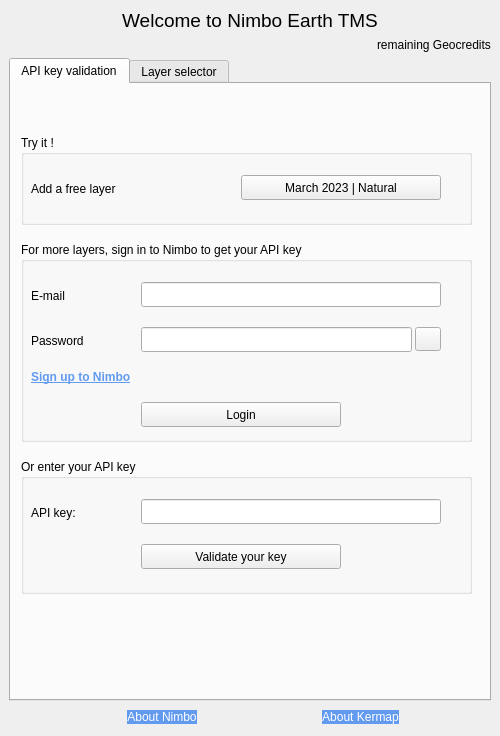
This is nimbo_earth_dockwidget_base.ui in kermap-bzh/plugin-QGis-Nimbo-Earth as Qt 5 draws it before an edit. The edited form follows.
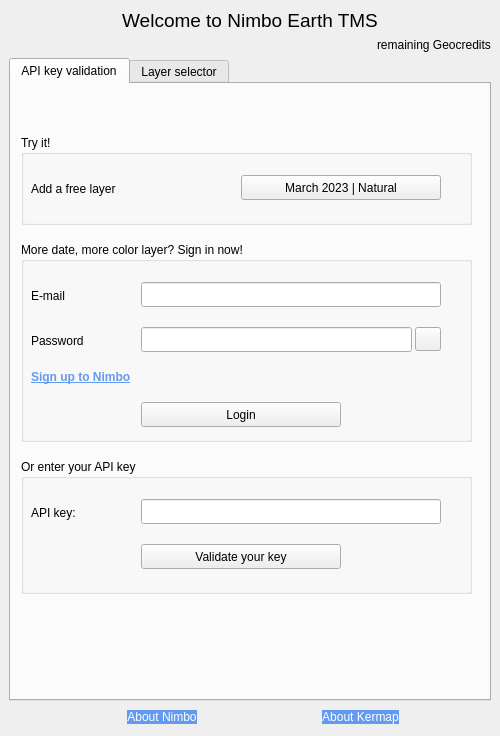
This is the edited form. Icons and pictures are not drawn.

The edit to the form file:
```diff
--- a/nimbo_earth_dockwidget_base.ui
+++ b/nimbo_earth_dockwidget_base.ui
@@ -133,7 +133,7 @@
               </size>
              </property>
              <property name="title">
-              <string>Try it !</string>
+              <string>Try it!</string>
              </property>
              <widget class="QPushButton" name="free_pButton">
               <property name="geometry">
@@ -178,7 +178,7 @@
               </size>
              </property>
              <property name="title">
-              <string>For more layers, sign in to Nimbo to get your API key</string>
+              <string>More date, more color layer? Sign in now!</string>
              </property>
              <widget class="QLabel" name="email_label">
               <property name="geometry">
```
